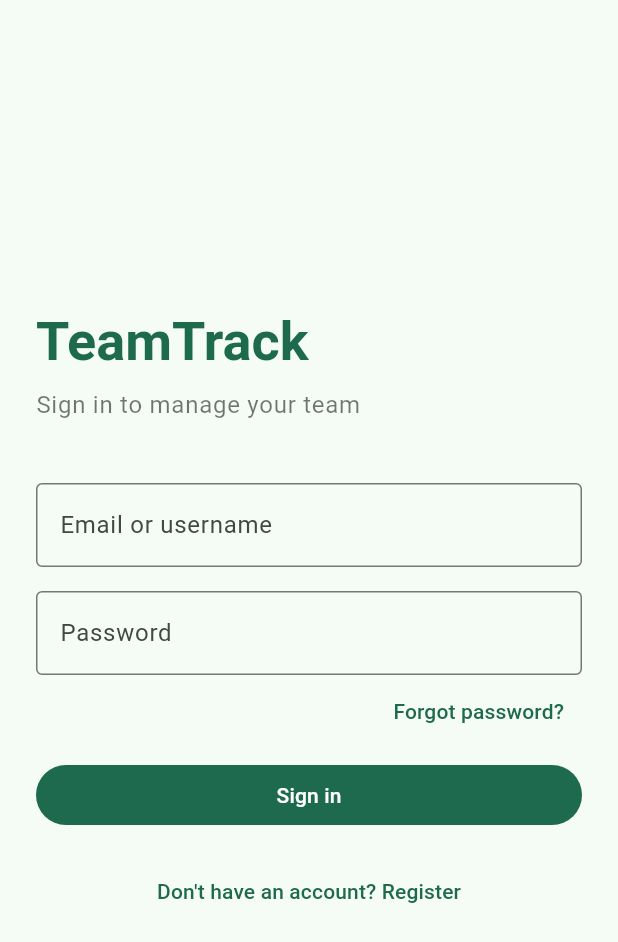
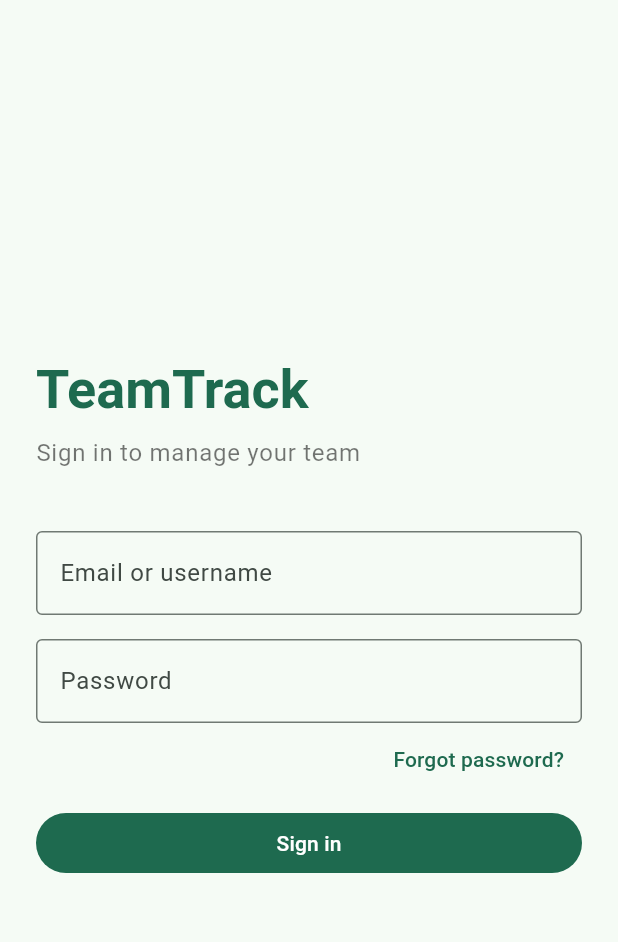
Before and after one commit to almogon/TeamTrack, a Flutter app: the screen it shows after launch, on a phone screen of 412 x 824 dp. Shown: the top 942 px of the screen. Run offline on Flutter 3.47's test engine with Material 3 defaults, Android fonts, the phone set to English and light mode, and no system bars; our stand-ins replace flutter_local_notifications, flutter_riverpod, flutter_svg, go_router, supabase_flutter; accounts and stored records are empty; statements that could not run were skipped.

Commit message:
feat: hide self-registration for beta
Removes the "Register" link from the Login screen. The /register route
and screen are untouched — beta accounts are provisioned another way
(e.g. Supabase dashboard) until self-serve signup reopens post-beta.

Co-Authored-By: Claude Sonnet 5 <noreply@anthropic.com>

```diff
--- a/lib/features/auth/screens/login_screen.dart
+++ b/lib/features/auth/screens/login_screen.dart
@@ -125,11 +125,6 @@ class _LoginScreenState extends State<LoginScreen> {
                     onPressed: _loading ? null : _signIn,
                     loading: _loading,
                   ),
-                  const SizedBox(height: 16),
-                  TextButton(
-                    onPressed: () => context.push('/register'),
-                    child: const Text("Don't have an account? Register"),
-                  ),
                 ],
               ),
             ),
```
